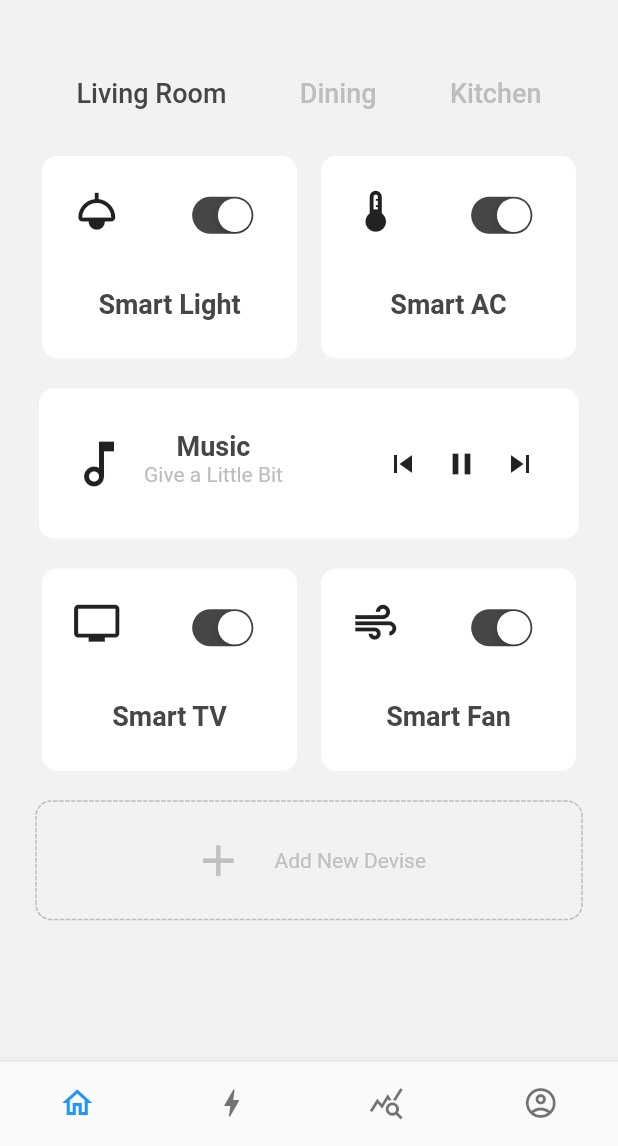
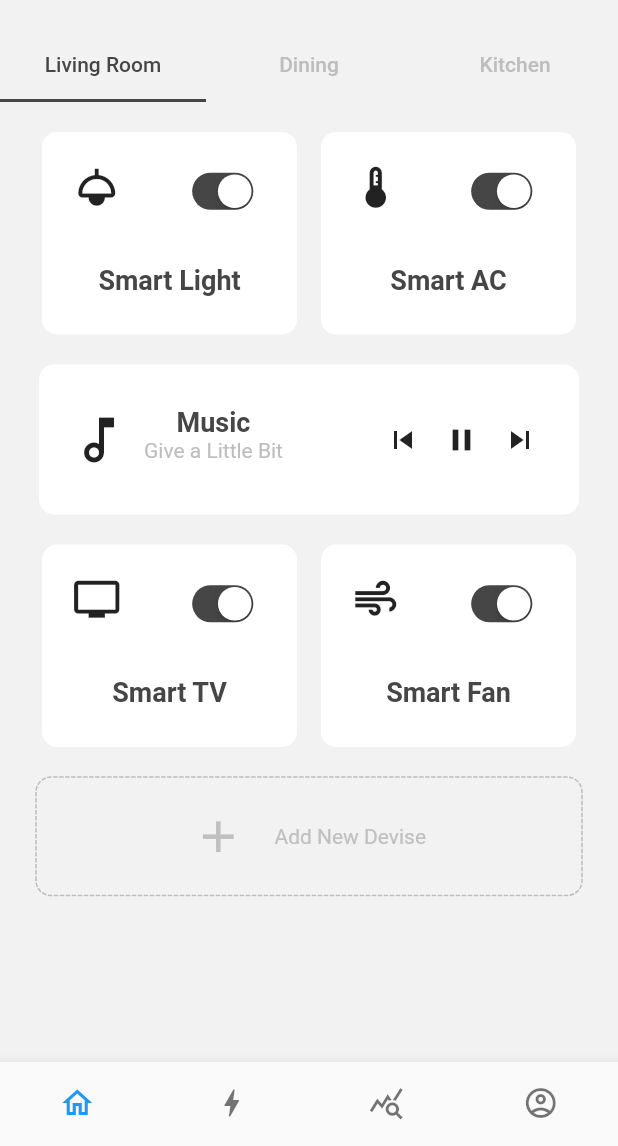
Before and after one commit to 40rty5ive/Smart-Home, a Flutter app: the screen it shows after launch, on a phone screen of 412 x 824 dp, the part 90-1236 px from its top. Run offline on Flutter 3.47's test engine with Material 2 defaults, Android fonts, the phone set to English and light mode, and no system bars; drawn by our look-alikes of dotted_border.

Commit message:
Add tab bar in home page

```diff
--- a/lib/widgets/home_page/home_tab_widget.dart
+++ b/lib/widgets/home_page/home_tab_widget.dart
@@ -37,47 +37,50 @@ class _HomeTabWidgetState extends State<HomeTabWidget> {
             ],
           ),
         ),
+        DefaultTabController(
+          length: 3,
+          initialIndex: 0,
+          child: Column(
+            crossAxisAlignment: CrossAxisAlignment.stretch,
+            children: [
+              const TabBar(
+                indicatorColor: AppColors.mainGray,
+                labelColor: AppColors.mainGray,
+                unselectedLabelColor: AppColors.mainLightGray,
+                tabs: [
+                  Tab(text: 'Living Room'),
+                  Tab(text: 'Dining'),
+                  Tab(text: 'Kitchen'),
+                ],
+              ),
+              Container(
+                height: 600,
+                child: const TabBarView(
+                  children: [
                     Padding(
-          padding: const EdgeInsets.symmetric(horizontal: 43, vertical: 18),
-          child:
-          Row(
-            mainAxisSize: MainAxisSize.max,
-            mainAxisAlignment: MainAxisAlignment.spaceBetween,
-            children: [
-              TextButton(
-                onPressed: () {},
-                child: const Text(
-                  'Living Room',
-                  style: TextStyle(
-                    color: AppColors.mainGray,
-                    fontSize: 18,
+                      padding: EdgeInsets.only(top: 20),
+                      child: LivingRoomWidget(),
                     ),
-                ),
-              ),
-              const TextButton(
-                onPressed: null,
+                    Center(
                       child: Text(
                         'Dining',
                         style: TextStyle(
-                    color: Color.fromARGB(255, 189, 189, 189),
-                    fontSize: 18,
+                            fontSize: 22, fontWeight: FontWeight.bold),
                       ),
                     ),
-              ),
-              const TextButton(
-                onPressed: null,
+                    Center(
                       child: Text(
                         'Kitchen',
                         style: TextStyle(
-                    color: Color.fromARGB(255, 189, 189, 189),
-                    fontSize: 18,
-                  ),
+                            fontSize: 22, fontWeight: FontWeight.bold),
                       ),
                     ),
                   ],
                 ),
+              )
+            ],
           ),
-        const LivingRoomWidget(),
+        )
       ],
     );
   }
```
Lines whose indentation alone changed are shown as unchanged.
